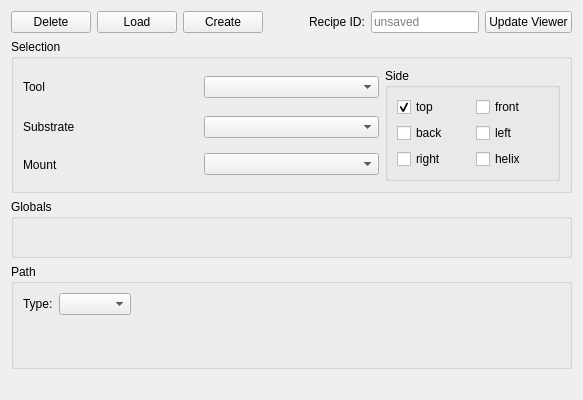
The window that Spraycoater/resource/ui/tabs/recipe/recipe_editor_panel.ui (mikv75-lab/ROS-Project) describes before a commit, drawn with Qt 5.
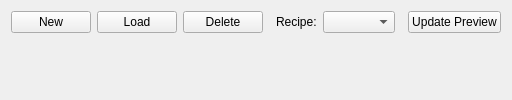
The same window after the commit.

The edit to the form file:
```diff
--- a/Spraycoater/resource/ui/tabs/recipe/recipe_editor_panel.ui
+++ b/Spraycoater/resource/ui/tabs/recipe/recipe_editor_panel.ui
@@ -10,233 +10,29 @@
    <!-- Top Bar -->
    <item>
     <layout class="QHBoxLayout" name="layoutTopBar">
-     <item>
-      <widget class="QPushButton" name="btnDelete">
-       <property name="text"><string>Delete</string></property>
-       <property name="toolTip"><string>Rezeptdatei löschen</string></property>
-      </widget>
-     </item>
-     <item>
-      <widget class="QPushButton" name="btnLoad">
-       <property name="text"><string>Load</string></property>
-       <property name="toolTip"><string>Rezept aus YAML laden</string></property>
-      </widget>
-     </item>
-     <item>
-      <widget class="QPushButton" name="btnCreate">
-       <property name="text"><string>Create</string></property>
-       <property name="toolTip"><string>Neues Rezept (Defaults)</string></property>
-      </widget>
-     </item>
-     <item>
-      <spacer name="spacerTopBar">
-       <property name="orientation"><enum>Qt::Horizontal</enum></property>
-       <property name="sizeHint" stdset="0">
-        <size><width>40</width><height>20</height></size>
-       </property>
-      </spacer>
-     </item>
-     <item>
-      <widget class="QLabel" name="lblName">
-       <property name="text"><string>Recipe ID:</string></property>
-      </widget>
-     </item>
-     <item>
-      <widget class="QLineEdit" name="editRecipeName">
-       <property name="placeholderText"><string>unsaved</string></property>
-      </widget>
-     </item>
-     <item>
-      <widget class="QPushButton" name="btnUpdateViewer">
-       <property name="text"><string>Update Viewer</string></property>
-       <property name="toolTip"><string>Aktuellen Stand an Preview/Planning senden</string></property>
-      </widget>
-     </item>
+     <item><widget class="QPushButton" name="btnNew"><property name="text"><string>New</string></property></widget></item>
+     <item><widget class="QPushButton" name="btnLoad"><property name="text"><string>Load</string></property></widget></item>
+     <item><widget class="QPushButton" name="btnDelete"><property name="text"><string>Delete</string></property></widget></item>
+
+     <item><spacer name="spacerTopBarLeft"><property name="orientation"><enum>Qt::Horizontal</enum></property></spacer></item>
+
+     <item><widget class="QLabel" name="lblRecipe"><property name="text"><string>Recipe:</string></property></widget></item>
+     <item><widget class="QComboBox" name="comboRecipeSelect"/></item>
+
+     <item><spacer name="spacerTopBarRight"><property name="orientation"><enum>Qt::Horizontal</enum></property></spacer></item>
+
+     <item><widget class="QPushButton" name="btnUpdatePreview"><property name="text"><string>Update Preview</string></property></widget></item>
     </layout>
    </item>
 
    <!-- Selection -->
    <item>
-    <widget class="QGroupBox" name="grpSelectors">
-     <property name="title"><string>Selection</string></property>
-     <layout class="QGridLayout" name="gridSelectors">
-
-      <item row="0" column="0">
-       <widget class="QLabel" name="lblTool">
-        <property name="text"><string>Tool</string></property>
-       </widget>
-      </item>
-      <item row="0" column="1">
-       <widget class="QComboBox" name="comboTool"/>
-      </item>
-
-      <item row="1" column="0">
-       <widget class="QLabel" name="lblSubstrate">
-        <property name="text"><string>Substrate</string></property>
-       </widget>
-      </item>
-      <item row="1" column="1">
-       <widget class="QComboBox" name="comboSubstrate"/>
-      </item>
-
-      <item row="2" column="0">
-       <widget class="QLabel" name="lblMount">
-        <property name="text"><string>Mount</string></property>
-       </widget>
-      </item>
-      <item row="2" column="1">
-       <widget class="QComboBox" name="comboMount"/>
-      </item>
-
-      <item row="0" column="2" rowspan="3">
-       <widget class="QGroupBox" name="grpSides">
-        <property name="title"><string>Side</string></property>
-        <layout class="QGridLayout" name="gridSides">
-         <item row="0" column="0">
-          <widget class="QCheckBox" name="checkSideTop">
-           <property name="text"><string>top</string></property>
-           <property name="checked"><bool>true</bool></property>
-          </widget>
-         </item>
-         <item row="0" column="1">
-          <widget class="QCheckBox" name="checkSideFront">
-           <property name="text"><string>front</string></property>
-          </widget>
-         </item>
-         <item row="1" column="0">
-          <widget class="QCheckBox" name="checkSideBack">
-           <property name="text"><string>back</string></property>
-          </widget>
-         </item>
-         <item row="1" column="1">
-          <widget class="QCheckBox" name="checkSideLeft">
-           <property name="text"><string>left</string></property>
-          </widget>
-         </item>
-         <item row="2" column="0">
-          <widget class="QCheckBox" name="checkSideRight">
-           <property name="text"><string>right</string></property>
-          </widget>
-         </item>
-         <item row="2" column="1">
-          <widget class="QCheckBox" name="checkSideHelix">
-           <property name="text"><string>helix</string></property>
-          </widget>
-         </item>
-        </layout>
-       </widget>
-      </item>
-
-     </layout>
+    <widget class="QWidget" name="contentHost">
+     <layout class="QVBoxLayout" name="vContent"/>
     </widget>
    </item>
 
-   <!-- Globals -->
-   <item>
-    <widget class="QGroupBox" name="grpGlobals">
-     <property name="title"><string>Globals</string></property>
-     <layout class="QVBoxLayout" name="layoutGlobals">
-      <item>
-       <widget class="QWidget" name="formGlobals">
-        <layout class="QFormLayout" name="formLayoutGlobals"/>
-       </widget>
-      </item>
-     </layout>
-    </widget>
-   </item>
-
-   <!-- Path -->
-   <item>
-    <widget class="QGroupBox" name="grpPath">
-     <property name="title"><string>Path</string></property>
-     <layout class="QVBoxLayout" name="layoutPath">
-
-      <item>
-       <layout class="QHBoxLayout" name="layoutTypeRow">
-        <item>
-         <widget class="QLabel" name="lblType">
-          <property name="text"><string>Type:</string></property>
-         </widget>
-        </item>
-        <item>
-         <widget class="QComboBox" name="comboRecipeType"/>
-        </item>
-        <item>
-         <spacer name="spacerTypeRow">
-          <property name="orientation"><enum>Qt::Horizontal</enum></property>
-          <property name="sizeHint" stdset="0">
-           <size><width>40</width><height>20</height></size>
-          </property>
-         </spacer>
-        </item>
-       </layout>
-      </item>
-
-      <item>
-       <widget class="QStackedWidget" name="stackTypes">
-        <property name="currentIndex"><number>0</number></property>
-
-        <widget class="QWidget" name="pageMeanderPlane">
-         <attribute name="title"><string>Meander (plane)</string></attribute>
-         <layout class="QVBoxLayout" name="layoutMeanderPlane">
-          <item>
-           <widget class="QWidget" name="formMeanderPlane">
-            <layout class="QFormLayout" name="formLayoutMeanderPlane"/>
-           </widget>
-          </item>
-         </layout>
-        </widget>
-
-        <widget class="QWidget" name="pageSpiralPlane">
-         <attribute name="title"><string>Spiral (plane)</string></attribute>
-         <layout class="QVBoxLayout" name="layoutSpiralPlane">
-          <item>
-           <widget class="QWidget" name="formSpiralPlane">
-            <layout class="QFormLayout" name="formLayoutSpiralPlane"/>
-           </widget>
-          </item>
-         </layout>
-        </widget>
-
-        <widget class="QWidget" name="pageSpiralCylinder">
-         <attribute name="title"><string>Spiral (cylinder)</string></attribute>
-         <layout class="QVBoxLayout" name="layoutSpiralCylinder">
-          <item>
-           <widget class="QWidget" name="formSpiralCylinder">
-            <layout class="QFormLayout" name="formLayoutSpiralCylinder"/>
-           </widget>
-          </item>
-         </layout>
-        </widget>
-
-        <widget class="QWidget" name="pageExplicit">
-         <attribute name="title"><string>Explicit</string></attribute>
-         <layout class="QVBoxLayout" name="layoutExplicit">
-          <item>
-           <widget class="QWidget" name="formExplicit">
-            <layout class="QFormLayout" name="formLayoutExplicit"/>
-           </widget>
-          </item>
-         </layout>
-        </widget>
-
-       </widget>
-      </item>
-
-     </layout>
-    </widget>
-   </item>
-
-   <!-- Bottom Spacer -->
-   <item>
-    <spacer name="spacerBottom">
-     <property name="orientation"><enum>Qt::Vertical</enum></property>
-     <property name="sizeHint" stdset="0">
-      <size><width>20</width><height>20</height></size>
-     </property>
-    </spacer>
-   </item>
-
+   <item><spacer name="spacerBottom"><property name="orientation"><enum>Qt::Vertical</enum></property></spacer></item>
   </layout>
  </widget>
  <resources/>
```
Left out of the diff: 5 changed lines with no effect on the pictures.
